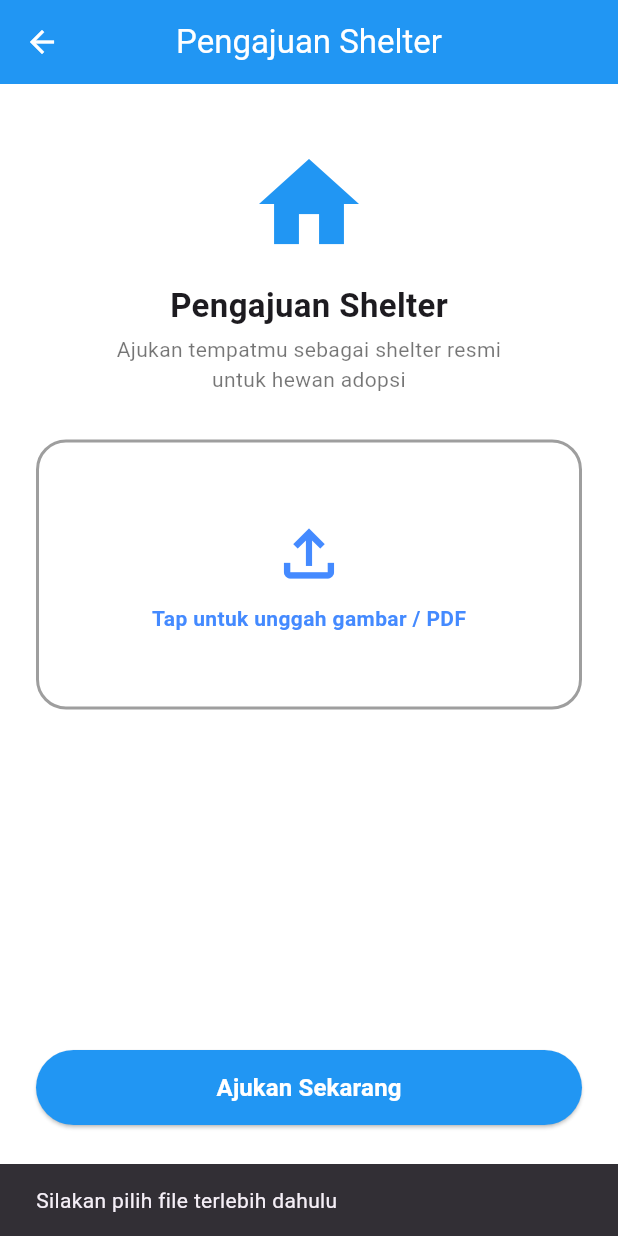
After one commit to liliianaa/PetAdopt, a Flutter app: the AjukanShelterPage screen opened directly, after a tap on "Ajukan Sekarang", on a phone screen of 412 x 824 dp. The commit adds this screen. Run offline on Flutter 3.47's test engine with Material 3 defaults, Android fonts, the phone set to English and light mode, and no system bars; our stand-ins replace bloc, cached_network_image, dartz, equatable, file_picker, flutter_bloc and 3 more; accounts and stored records are empty.

Commit message:
Pengajuan Shelter

```diff
--- /dev/null
+++ b/lib/bloc/Pengajuan Shelter/shelter_bloc.dart
@@ -0,0 +1,26 @@
+import 'package:flutter_bloc/flutter_bloc.dart';
+import 'package:petadopt/providers/pengajuanshelter_provider.dart';
+import 'shelter_event.dart';
+import 'shelter_state.dart';
+
+class ShelterBloc extends Bloc<ShelterEvent, ShelterState> {
+  final PermohonanAdopsiRepository shelterrepository;
+
+  ShelterBloc(this.shelterrepository) : super(ShelterInitial()) {
+    on<UploadShelterRequestEvent>(_onUploadShelter);
+  }
+
+  Future<void> _onUploadShelter(
+    UploadShelterRequestEvent event,
+    Emitter<ShelterState> emit,
+  ) async {
+    emit(ShelterLoading());
+
+    final result = await shelterrepository.uploadPermohonanAdopsi(event.file);
+
+    result.fold(
+      (failure) => emit(ShelterFailure(failure)),
+      (response) => emit(ShelterSuccess(response)),
+    );
+  }
+}
--- /dev/null
+++ b/lib/bloc/Pengajuan Shelter/shelter_event.dart
@@ -0,0 +1,18 @@
+import 'dart:io';
+import 'package:equatable/equatable.dart';
+
+abstract class ShelterEvent extends Equatable {
+  const ShelterEvent();
+
+  @override
+  List<Object?> get props => [];
+}
+
+class UploadShelterRequestEvent extends ShelterEvent {
+  final File file;
+
+  const UploadShelterRequestEvent(this.file);
+
+  @override
+  List<Object?> get props => [file];
+}
--- /dev/null
+++ b/lib/bloc/Pengajuan Shelter/shelter_state.dart
@@ -0,0 +1,31 @@
+import 'package:equatable/equatable.dart';
+import 'package:petadopt/model/PengajuanShelter_model.dart.dart';
+
+abstract class ShelterState extends Equatable {
+  const ShelterState();
+
+  @override
+  List<Object?> get props => [];
+}
+
+class ShelterInitial extends ShelterState {}
+
+class ShelterLoading extends ShelterState {}
+
+class ShelterSuccess extends ShelterState {
+  final PengajuanShelter response;
+
+  const ShelterSuccess(this.response);
+
+  @override
+  List<Object?> get props => [response];
+}
+
+class ShelterFailure extends ShelterState {
+  final String error;
+
+  const ShelterFailure(this.error);
+
+  @override
+  List<Object?> get props => [error];
+}
--- a/lib/main.dart
+++ b/lib/main.dart
@@ -15,6 +15,9 @@ import 'package:petadopt/providers/hewan_provider.dart';
 import 'package:petadopt/providers/like_provider.dart';
 import 'package:petadopt/providers/profile_provider.dart';
 
+import 'bloc/Pengajuan Shelter/shelter_bloc.dart';
+import 'providers/pengajuanshelter_provider.dart';
+
 void main() {
   runApp(MyApp());
 }
@@ -24,6 +27,7 @@ class MyApp extends StatelessWidget {
   final Profilerepositories repositories = Profilerepositories();
   final Hewanrepositories hewanrepositories = Hewanrepositories();
   final FavoriteRepository favoriteRepository = FavoriteRepository();
+  final PermohonanAdopsiRepository shelterrepository = PermohonanAdopsiRepository();
 
   @override
   Widget build(BuildContext context) {
@@ -36,6 +40,7 @@ class MyApp extends StatelessWidget {
         BlocProvider<ProfileBloc>(create: (_) => ProfileBloc(repositories)),
         BlocProvider<HewanBloc>(create: (_) => HewanBloc(hewanrepositories)),
         BlocProvider<FavoriteBloc>(create: (_) => FavoriteBloc(favoriteRepository)),
+        BlocProvider<ShelterBloc>(create: (_) => ShelterBloc(shelterrepository)),
 
       ],
       child: MaterialApp(
--- /dev/null
+++ b/lib/model/PengajuanShelter_model.dart.dart
@@ -0,0 +1,21 @@
+import 'dart:convert';
+
+class PengajuanShelter {
+    final String? message;
+
+    PengajuanShelter({
+        this.message,
+    });
+
+    factory PengajuanShelter.fromRawJson(String str) => PengajuanShelter.fromJson(json.decode(str));
+
+    String toRawJson() => json.encode(toJson());
+
+    factory PengajuanShelter.fromJson(Map<String, dynamic> json) => PengajuanShelter(
+        message: json["message"],
+    );
+
+    Map<String, dynamic> toJson() => {
+        "message": message,
+    };
+}
--- /dev/null
+++ b/lib/pages/MenuPage/AjukanShelterPage.dart
@@ -0,0 +1,228 @@
+import 'dart:io';
+import 'package:flutter/material.dart';
+import 'package:flutter_bloc/flutter_bloc.dart';
+import 'package:file_picker/file_picker.dart';
+import 'package:mime/mime.dart'; // Untuk mendeteksi tipe file
+import 'package:petadopt/bloc/Pengajuan Shelter/shelter_bloc.dart';
+import 'package:petadopt/bloc/Pengajuan Shelter/shelter_event.dart';
+import 'package:petadopt/bloc/Pengajuan Shelter/shelter_state.dart';
+import 'package:petadopt/pages/MenuPage/ProfilePage.dart';
+
+class AjukanShelterPage extends StatefulWidget {
+  @override
+  State<AjukanShelterPage> createState() => _AjukanShelterPageState();
+}
+
+class _AjukanShelterPageState extends State<AjukanShelterPage> {
+  File? selectedFile;
+  bool isImage = false;
+
+  Future<void> pickFile() async {
+    final result = await FilePicker.platform.pickFiles(
+      type: FileType.custom,
+      allowedExtensions: ['pdf', 'jpg', 'jpeg', 'png'],
+    );
+
+    if (result != null && result.files.single.path != null) {
+      final file = File(result.files.single.path!);
+      final mimeType = lookupMimeType(file.path);
+
+      setState(() {
+        selectedFile = file;
+        isImage = mimeType != null && mimeType.startsWith('image/');
+      });
+    }
+  }
+
+  void submit() {
+    if (selectedFile != null) {
+      context.read<ShelterBloc>().add(
+            UploadShelterRequestEvent(selectedFile!),
+          );
+    } else {
+      ScaffoldMessenger.of(context).showSnackBar(
+        SnackBar(content: Text('Silakan pilih file terlebih dahulu')),
+      );
+    }
+  }
+
+  @override
+  Widget build(BuildContext context) {
+    return Scaffold(
+      backgroundColor: Colors.white,
+      appBar: AppBar(
+        title: Text("Pengajuan Shelter", style: TextStyle(color: Colors.white)),
+        backgroundColor: Colors.blue,
+        iconTheme: IconThemeData(color: Colors.white),
+        centerTitle: true,
+      ),
+      body: BlocConsumer<ShelterBloc, ShelterState>(
+        listener: (context, state) {
+          if (state is ShelterSuccess) {
+            ScaffoldMessenger.of(context).showSnackBar(
+              SnackBar(
+                  content:
+                      Text(state.response.message ?? 'Berhasil diajukan!')),
+            );
+            setState(() => selectedFile = null);
+
+            // ⬇️ Navigasi ke halaman Profile
+            Future.delayed(const Duration(milliseconds: 300), () {
+              Navigator.pushReplacement(
+                context,
+                MaterialPageRoute(builder: (_) => Profilepage()),
+              );
+            });
+
+          } else if (state is ShelterFailure) {
+            ScaffoldMessenger.of(context).showSnackBar(
+              SnackBar(content: Text('Gagal: ${state.error}')),
+            );
+          }
+        },
+        builder: (context, state) {
+          return SafeArea(
+            child: Padding(
+              padding: const EdgeInsets.all(24.0),
+              child: Column(
+                children: [
+                  // Bagian atas scrollable
+                  Expanded(
+                    child: SingleChildScrollView(
+                      child: Column(
+                        crossAxisAlignment: CrossAxisAlignment.center,
+                        children: [
+                          const SizedBox(height: 16),
+
+                          // 🏠 Icon rumah shelter
+                          Icon(Icons.home, size: 80, color: Colors.blue),
+
+                          const SizedBox(height: 12),
+
+                          // 📝 Judul halaman
+                          const Text(
+                            'Pengajuan Shelter',
+                            style: TextStyle(
+                                fontSize: 22, fontWeight: FontWeight.bold),
+                          ),
+
+                          const SizedBox(height: 4),
+
+                          // 📝 Deskripsi bawah judul
+                          const Text(
+                            'Ajukan tempatmu sebagai shelter resmi\nuntuk hewan adopsi',
+                            textAlign: TextAlign.center,
+                            style:
+                                TextStyle(fontSize: 14, color: Colors.black54),
+                          ),
+
+                          const SizedBox(height: 30),
+
+                          // 📁 Kotak upload file
+                          GestureDetector(
+                            onTap: pickFile,
+                            child: Container(
+                              height: 180,
+                              width: double.infinity,
+                              decoration: BoxDecoration(
+                                color: Colors.white,
+                                borderRadius: BorderRadius.circular(20),
+                                border: Border.all(
+                                  color: selectedFile == null
+                                      ? Colors.grey
+                                      : Colors.blue,
+                                  width: 2,
+                                ),
+                                boxShadow: selectedFile == null
+                                    ? []
+                                    : [
+                                        BoxShadow(
+                                          color: Colors.blue.withOpacity(0.3),
+                                          blurRadius: 10,
+                                          offset: Offset(0, 4),
+                                        ),
+                                      ],
+                              ),
+                              child: selectedFile == null
+                                  ? Column(
+                                      mainAxisAlignment:
+                                          MainAxisAlignment.center,
+                                      children: const [
+                                        Icon(Icons.file_upload_outlined,
+                                            size: 50, color: Colors.blueAccent),
+                                        SizedBox(height: 8),
+                                        Text(
+                                          "Tap untuk unggah gambar / PDF",
+                                          style: TextStyle(
+                                              color: Colors.blueAccent,
+                                              fontWeight: FontWeight.w600),
+                                        ),
+                                      ],
+                                    )
+                                  : isImage
+                                      ? ClipRRect(
+                                          borderRadius:
+                                              BorderRadius.circular(18),
+                                          child: Image.file(
+                                            selectedFile!,
+                                            fit: BoxFit.cover,
+                                          ),
+                                        )
+                                      : Center(
+                                          child: Padding(
+                                            padding: const EdgeInsets.all(16.0),
+                                            child: Text(
+                                              selectedFile!.path
+                                                  .split('/')
+                                                  .last,
+                                              textAlign: TextAlign.center,
+                                              style: const TextStyle(
+                                                  fontSize: 16,
+                                                  fontWeight: FontWeight.w600),
+                                            ),
+                                          ),
+                                        ),
+                            ),
+                          ),
+
+                          const SizedBox(height: 40),
+                        ],
+                      ),
+                    ),
+                  ),
+
+                  // 📤 Tombol "Ajukan Sekarang" di bawah
+                  Padding(
+                    padding: const EdgeInsets.only(bottom: 50),
+                    child: SizedBox(
+                      width: double.infinity,
+                      height: 50,
+                      child: ElevatedButton(
+                        style: ElevatedButton.styleFrom(
+                          backgroundColor: Colors.blue,
+                          shape: const StadiumBorder(),
+                        ),
+                        onPressed: state is ShelterLoading ? null : submit,
+                        child: state is ShelterLoading
+                            ? const CircularProgressIndicator(
+                                color: Colors.white)
+                            : const Text(
+                                'Ajukan Sekarang',
+                                style: TextStyle(
+                                  color: Colors.white,
+                                  fontWeight: FontWeight.bold,
+                                  fontSize: 16,
+                                ),
+                              ),
+                      ),
+                    ),
+                  ),
+                ],
+              ),
+            ),
+          );
+        },
+      ),
+    );
+  }
+}
--- a/lib/pages/MenuPage/ProfilePage.dart
+++ b/lib/pages/MenuPage/ProfilePage.dart
@@ -12,6 +12,7 @@ import 'package:petadopt/pages/MenuPage/EditPassPage.dart';
 import 'package:petadopt/pages/MenuPage/HistoryAdoptionPage.dart';
 import 'package:petadopt/pages/MenuPage/ListHewanUploaded.dart';
 import 'package:petadopt/pages/MenuPage/MyProfilePage.dart';
+import 'package:petadopt/pages/MenuPage/AjukanShelterPage.dart';
 import 'package:petadopt/providers/profile_provider.dart';
 
 class Profilepage extends StatelessWidget {
@@ -128,6 +129,17 @@ class Profilepage extends StatelessWidget {
                               },
                             ),
                             _buildmenuitem(
+                              icon: Icons.assignment,
+                              title: 'Pengajuan Shelter',
+                              onTap: () {
+                                Navigator.push(
+                                    context,
+                                    MaterialPageRoute(
+                                        builder: (context) =>
+                                            AjukanShelterPage()));
+                              },
+                            ),
+                            _buildmenuitem(
                               icon: Icons.lock_outlined,
                               title: 'Ubah Kata Sandi',
                               onTap: () {
--- /dev/null
+++ b/lib/providers/pengajuanshelter_provider.dart
@@ -0,0 +1,57 @@
+import 'dart:io';
+import 'dart:convert';
+import 'package:http/http.dart' as http;
+import 'package:dartz/dartz.dart';
+import 'package:http_parser/http_parser.dart';
+import 'package:mime/mime.dart';
+import 'package:path/path.dart';
+
+import 'package:petadopt/helper/SharedPrefHelper.dart';
+import 'package:petadopt/model/PengajuanShelter_model.dart.dart';
+
+class PermohonanAdopsiRepository {
+  final String _baseURL = 'http://10.0.2.2:8000/api/user';
+  final SharedPrefHelper _tokenManager = SharedPrefHelper();
+
+  Future<Either<String, PengajuanShelter>> uploadPermohonanAdopsi(File file) async {
+    try {
+      final token = await _tokenManager.getToken();
+      final uri = Uri.parse('$_baseURL/pengajuan-shelter');
+      final request = http.MultipartRequest('POST', uri);
+
+      request.headers.addAll({
+        'Authorization': 'Bearer $token',
+        'Accept': 'application/json',
+      });
+
+      final mimeType = lookupMimeType(file.path) ?? 'application/octet-stream';
+      final multipartFile = await http.MultipartFile.fromPath(
+        'file', // harus sama dengan key di Laravel ($request->file)
+        file.path,
+        contentType: MediaType.parse(mimeType),
+        filename: basename(file.path),
+      );
+
+      request.files.add(multipartFile);
+
+      final response = await request.send();
+      final responseString = await response.stream.bytesToString();
+
+      if (responseString.isEmpty) {
+        return Left('Server tidak memberikan respons.');
+      }
+
+      final jsonResponse = json.decode(responseString);
+
+      if (response.statusCode == 201 || response.statusCode == 200) {
+        final pengajuan = PengajuanShelter.fromJson(jsonResponse);
+        return Right(pengajuan);
+      } else {
+        final errorMsg = jsonResponse['message'] ?? 'Gagal mengunggah permohonan.';
+        return Left(errorMsg);
+      }
+    } catch (e) {
+      return Left('Terjadi kesalahan: ${e.toString()}');
+    }
+  }
+}
--- a/pubspec.yaml
+++ b/pubspec.yaml
@@ -39,6 +39,8 @@ dependencies:
   cached_network_image: ^3.3.1
   dartz: ^0.10.1
   provider: ^6.1.5
+  mime: ^1.0.4
+  file_picker: ^6.1.1
 
   # The following adds the Cupertino Icons font to your application.
   # Use with the CupertinoIcons class for iOS style icons.
```
Also changed, not shown: lib/model/PengajuanAddopsi_respon_model.dart (deleted), pubspec.lock.
